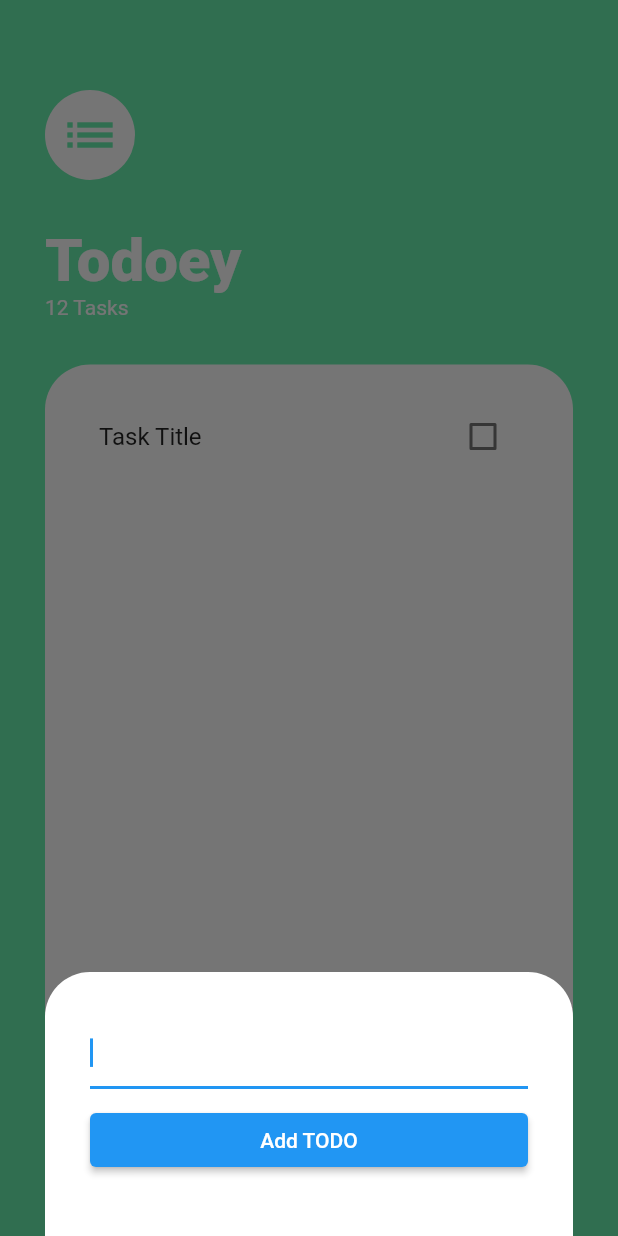
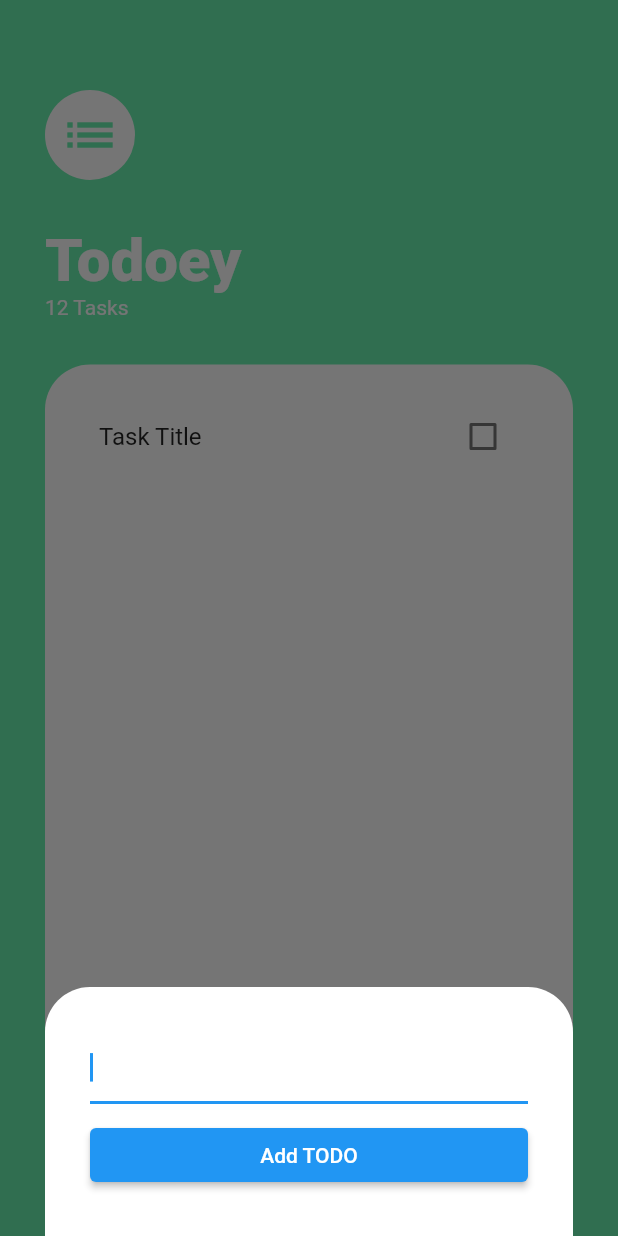
Before and after one commit to akrupych/todoey, a Flutter app: the screen it shows after launch, after a tap on the "add" icon, on a phone screen of 412 x 824 dp. Run offline on Flutter 3.47's test engine with Material 2 defaults, Android fonts, the phone set to English and light mode, and no system bars.

Commit message:
padding fix

```diff
--- a/lib/main.dart
+++ b/lib/main.dart
@@ -138,7 +138,7 @@ class BottomSheet extends StatelessWidget {
                 autofocus: true,
               ),
               Padding(
-                padding: const EdgeInsets.symmetric(vertical: 10),
+                padding: const EdgeInsets.only(top: 10),
                 child: ElevatedButton(
                   onPressed: () {},
                   child: Text("Add TODO"),
```
